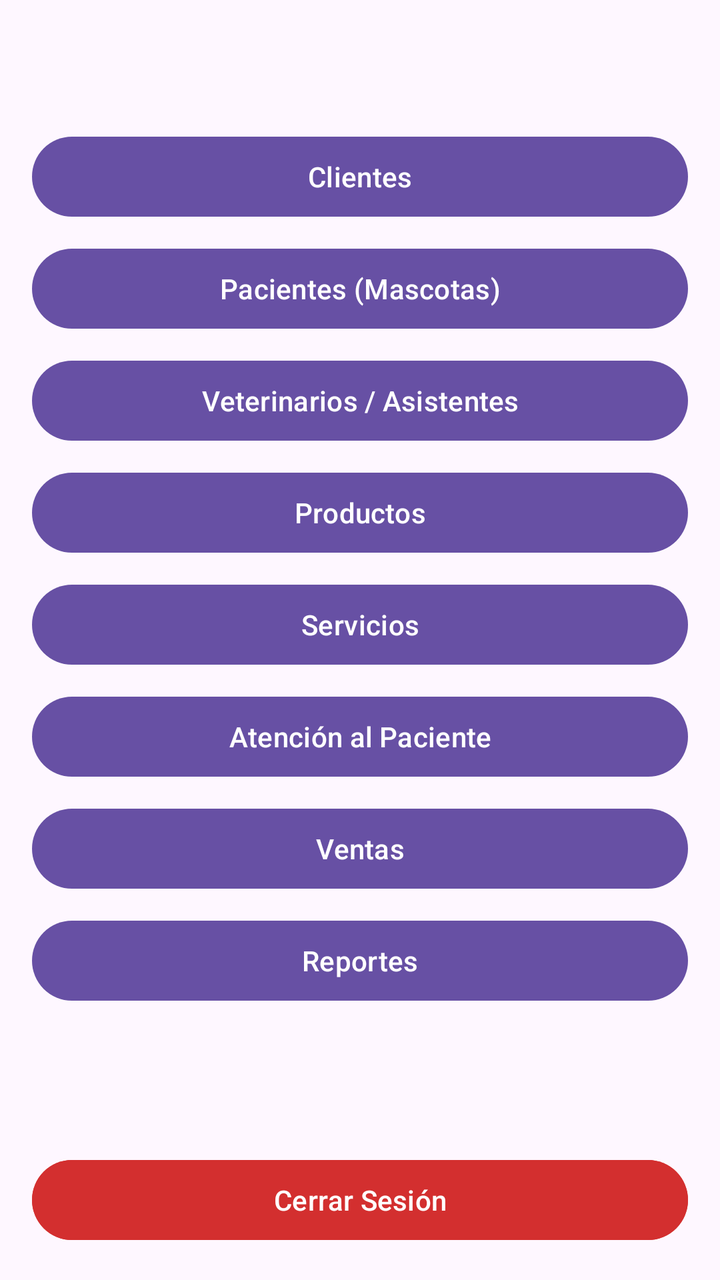
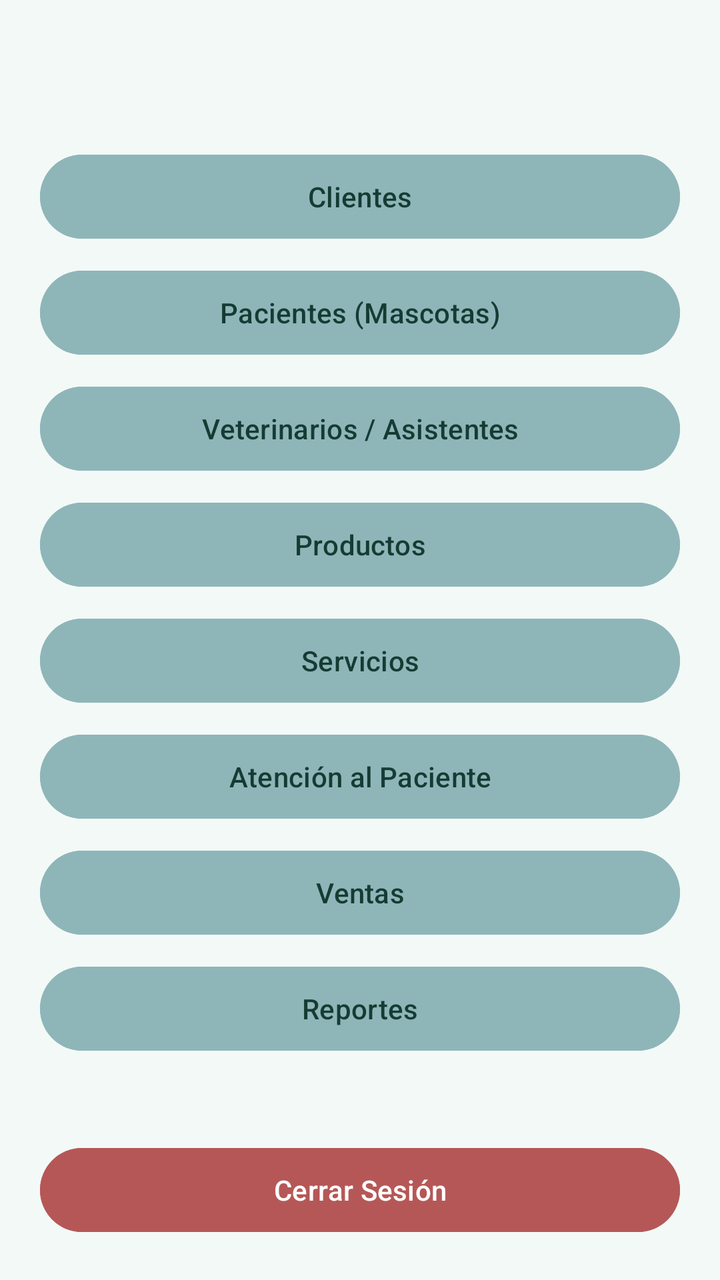

An Android layout rendered at two revisions. The XML below is the earlier revision; the diff shows what the commit changed to produce the second picture.
<!-- AndroidManifest.xml: application theme Theme.T1 -->
<!-- res/layout/activity_main.xml -->
<?xml version="1.0" encoding="utf-8"?>
<LinearLayout xmlns:android="http://schemas.android.com/apk/res/android"
    android:layout_width="match_parent"
    android:layout_height="match_parent"
    android:orientation="vertical"
    android:padding="16dp">

    <TextView
        android:id="@+id/tvBienvenida"
        android:layout_width="match_parent"
        android:layout_height="wrap_content"
        android:textSize="18sp"
        android:textStyle="bold"
        android:layout_marginBottom="16dp"/>

    <ScrollView
        android:layout_width="match_parent"
        android:layout_height="0dp"
        android:layout_weight="1">

        <LinearLayout
            android:layout_width="match_parent"
            android:layout_height="wrap_content"
            android:orientation="vertical">

            <Button android:id="@+id/btnClientes" android:layout_width="match_parent"
                android:layout_height="wrap_content" android:text="Clientes" android:layout_marginTop="8dp"/>

            <Button android:id="@+id/btnPacientes" android:layout_width="match_parent"
                android:layout_height="wrap_content" android:text="Pacientes (Mascotas)" android:layout_marginTop="8dp"/>

            <Button android:id="@+id/btnPersonal" android:layout_width="match_parent"
                android:layout_height="wrap_content" android:text="Veterinarios / Asistentes" android:layout_marginTop="8dp"/>

            <Button android:id="@+id/btnProductos" android:layout_width="match_parent"
                android:layout_height="wrap_content" android:text="Productos" android:layout_marginTop="8dp"/>

            <Button android:id="@+id/btnServicios" android:layout_width="match_parent"
                android:layout_height="wrap_content" android:text="Servicios" android:layout_marginTop="8dp"/>

            <Button android:id="@+id/btnAtenciones" android:layout_width="match_parent"
                android:layout_height="wrap_content" android:text="Atención al Paciente" android:layout_marginTop="8dp"/>

            <Button android:id="@+id/btnVentas" android:layout_width="match_parent"
                android:layout_height="wrap_content" android:text="Ventas" android:layout_marginTop="8dp"/>

            <Button android:id="@+id/btnReportes" android:layout_width="match_parent"
                android:layout_height="wrap_content" android:text="Reportes" android:layout_marginTop="8dp"/>

        </LinearLayout>
    </ScrollView>

    <Button
        android:id="@+id/btnCerrarSesion"
        android:layout_width="match_parent"
        android:layout_height="wrap_content"
        android:text="Cerrar Sesión"
        android:backgroundTint="#D32F2F"
        android:layout_marginTop="16dp"/>

</LinearLayout>
<!-- resources referenced by this layout -->
<resources>
  <style name="Theme.T1" parent="Base.Theme.T1" />
  <style name="Base.Theme.T1" parent="Theme.Material3.DayNight.NoActionBar">
          
          
      </style>
</resources>

<!-- the commit's change to res/layout/activity_main.xml (unified diff, before → after) -->
@@ -3,14 +3,16 @@
     android:layout_width="match_parent"
     android:layout_height="match_parent"
     android:orientation="vertical"
-    android:padding="16dp">
+    android:padding="20dp"
+    android:background="#F3F9F7">
 
     <TextView
         android:id="@+id/tvBienvenida"
         android:layout_width="match_parent"
         android:layout_height="wrap_content"
-        android:textSize="18sp"
+        android:textSize="22sp"
         android:textStyle="bold"
+        android:textColor="#235347"
         android:layout_marginBottom="16dp"/>
 
     <ScrollView
@@ -24,28 +26,28 @@
             android:orientation="vertical">
 
             <Button android:id="@+id/btnClientes" android:layout_width="match_parent"
-                android:layout_height="wrap_content" android:text="Clientes" android:layout_marginTop="8dp"/>
+                android:layout_height="wrap_content" android:text="Clientes" android:layout_marginTop="8dp" android:backgroundTint="#8EB6B9" android:textColor="#163B33" android:minHeight="50dp"/>
 
             <Button android:id="@+id/btnPacientes" android:layout_width="match_parent"
-                android:layout_height="wrap_content" android:text="Pacientes (Mascotas)" android:layout_marginTop="8dp"/>
+                android:layout_height="wrap_content" android:text="Pacientes (Mascotas)" android:layout_marginTop="8dp" android:backgroundTint="#8EB6B9" android:textColor="#163B33" android:minHeight="50dp"/>
 
             <Button android:id="@+id/btnPersonal" android:layout_width="match_parent"
-                android:layout_height="wrap_content" android:text="Veterinarios / Asistentes" android:layout_marginTop="8dp"/>
+                android:layout_height="wrap_content" android:text="Veterinarios / Asistentes" android:layout_marginTop="8dp" android:backgroundTint="#8EB6B9" android:textColor="#163B33" android:minHeight="50dp"/>
 
             <Button android:id="@+id/btnProductos" android:layout_width="match_parent"
-                android:layout_height="wrap_content" android:text="Productos" android:layout_marginTop="8dp"/>
+                android:layout_height="wrap_content" android:text="Productos" android:layout_marginTop="8dp" android:backgroundTint="#8EB6B9" android:textColor="#163B33" android:minHeight="50dp"/>
 
             <Button android:id="@+id/btnServicios" android:layout_width="match_parent"
-                android:layout_height="wrap_content" android:text="Servicios" android:layout_marginTop="8dp"/>
+                android:layout_height="wrap_content" android:text="Servicios" android:layout_marginTop="8dp" android:backgroundTint="#8EB6B9" android:textColor="#163B33" android:minHeight="50dp"/>
 
             <Button android:id="@+id/btnAtenciones" android:layout_width="match_parent"
-                android:layout_height="wrap_content" android:text="Atención al Paciente" android:layout_marginTop="8dp"/>
+                android:layout_height="wrap_content" android:text="Atención al Paciente" android:layout_marginTop="8dp" android:backgroundTint="#8EB6B9" android:textColor="#163B33" android:minHeight="50dp"/>
 
             <Button android:id="@+id/btnVentas" android:layout_width="match_parent"
-                android:layout_height="wrap_content" android:text="Ventas" android:layout_marginTop="8dp"/>
+                android:layout_height="wrap_content" android:text="Ventas" android:layout_marginTop="8dp" android:backgroundTint="#8EB6B9" android:textColor="#163B33" android:minHeight="50dp"/>
 
             <Button android:id="@+id/btnReportes" android:layout_width="match_parent"
-                android:layout_height="wrap_content" android:text="Reportes" android:layout_marginTop="8dp"/>
+                android:layout_height="wrap_content" android:text="Reportes" android:layout_marginTop="8dp" android:backgroundTint="#8EB6B9" android:textColor="#163B33" android:minHeight="50dp"/>
 
         </LinearLayout>
     </ScrollView>
@@ -55,7 +57,9 @@
         android:layout_width="match_parent"
         android:layout_height="wrap_content"
         android:text="Cerrar Sesión"
-        android:backgroundTint="#D32F2F"
+        android:backgroundTint="#B65757"
+        android:textColor="#FFFFFF"
+        android:minHeight="50dp"
         android:layout_marginTop="16dp"/>
 
 </LinearLayout>
